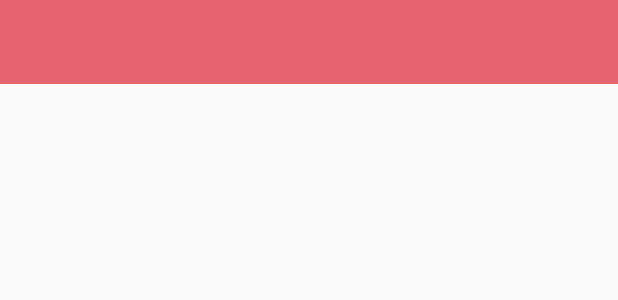
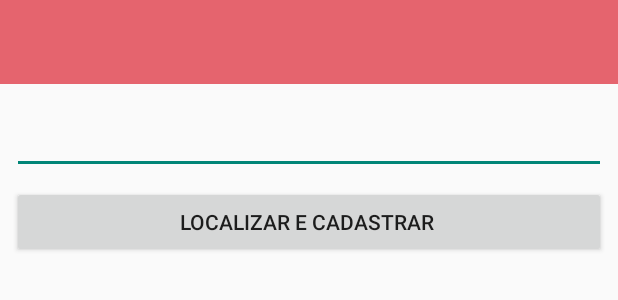
Before and after one commit to JackFrosst/BotaoDePanico, an Android app: the layout activity_adicionar_remover_destinatario.xml on its own in the app's theme, with its tools: preview values and no code run, on a phone screen of 412 x 824 dp. Shown: the top 300 px of the screen. Run offline under Robolectric (Android 15) with nearby library versions, the phone set to English and light mode, and no system bars.

Commit message:
add sqlite destinatario

```diff
--- a/app/src/main/java/botaopanico/principal/AdicionarRemoverDestinatario.java
+++ b/app/src/main/java/botaopanico/principal/AdicionarRemoverDestinatario.java
@@ -10,5 +10,6 @@ public class AdicionarRemoverDestinatario extends AppCompatActivity {
     protected void onCreate(Bundle savedInstanceState) {
         super.onCreate(savedInstanceState);
         setContentView(R.layout.activity_adicionar_remover_destinatario);
+
     }
 }
--- a/app/src/main/java/botaopanico/principal/MainActivity.java
+++ b/app/src/main/java/botaopanico/principal/MainActivity.java
@@ -53,6 +53,12 @@ public class MainActivity extends AppCompatActivity implements NavigationView.On
 
 
     }
+    //metodo para bloquear o botão de voltar quando o usuario esta na tela inicial, para evitar
+    // que volte até a tela de cadastro
+    @Override
+    public void onBackPressed() {
+
+    }
 
     //permite escolher os itens do menu
     @Override
--- a/app/src/main/java/botaopanico/principal/RementeDestinatario.java
+++ b/app/src/main/java/botaopanico/principal/Remente.java
@@ -1,6 +1,6 @@
 package botaopanico.principal;
 
-public class RementeDestinatario {
+public class Remente {
 
     private String primeiroNome;
     private String segundoNome;
--- a/app/src/main/res/layout/activity_adicionar_remover_destinatario.xml
+++ b/app/src/main/res/layout/activity_adicionar_remover_destinatario.xml
@@ -17,4 +17,44 @@
         app:layout_constraintTop_toTopOf="parent">
     </include>
 
+    <EditText
+        android:id="@+id/edtCadastraDestinatario"
+        android:layout_width="0dp"
+        android:layout_height="wrap_content"
+        android:layout_marginStart="8dp"
+        android:layout_marginTop="12dp"
+        android:layout_marginEnd="8dp"
+        android:ems="10"
+        android:inputType="textPersonName"
+        android:minHeight="48dp"
+        app:layout_constraintEnd_toEndOf="parent"
+        app:layout_constraintStart_toStartOf="parent"
+        app:layout_constraintTop_toBottomOf="@+id/include"
+        tools:ignore="SpeakableTextPresentCheck" />
+
+    <Button
+        android:id="@+id/btnCadastraDestinatario"
+        android:layout_width="0dp"
+        android:layout_height="wrap_content"
+        android:layout_marginStart="8dp"
+        android:layout_marginTop="8dp"
+        android:layout_marginEnd="8dp"
+        android:text="Localizar e Cadastrar "
+        app:layout_constraintEnd_toEndOf="parent"
+        app:layout_constraintStart_toStartOf="parent"
+        app:layout_constraintTop_toBottomOf="@+id/edtCadastraDestinatario" />
+
+    <ListView
+        android:id="@+id/lstDestinatario"
+        android:layout_width="407dp"
+        android:layout_height="535dp"
+        android:layout_marginStart="1dp"
+        android:layout_marginTop="8dp"
+        android:layout_marginEnd="1dp"
+        android:layout_marginBottom="1dp"
+        app:layout_constraintBottom_toBottomOf="parent"
+        app:layout_constraintEnd_toEndOf="parent"
+        app:layout_constraintStart_toStartOf="parent"
+        app:layout_constraintTop_toBottomOf="@+id/btnCadastraDestinatario" />
+
 </androidx.constraintlayout.widget.ConstraintLayout>
```
Also changed, not shown: app/src/main/java/botaopanico/principal/BdCloudFireStore.java (+2 -10 lines), app/src/main/java/botaopanico/principal/BdSqLiteCadastroLogin.java (+49 -26 lines), app/src/main/java/botaopanico/principal/Destinatario.java (added, +22 -0 lines), app/src/main/java/botaopanico/principal/TelaCadastro.java (+43 -21 lines), app/src/main/java/botaopanico/principal/TelaLogin.java (+8 -4 lines).
